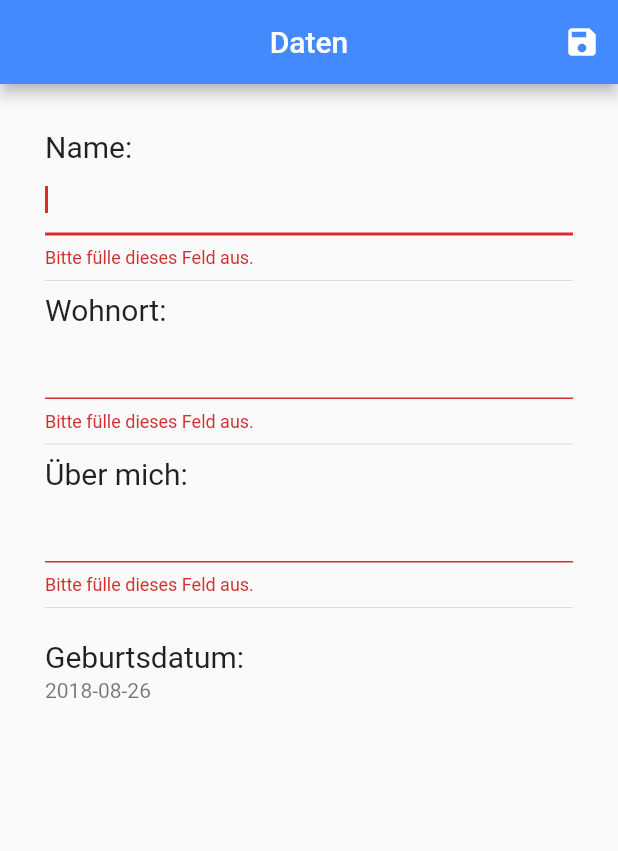
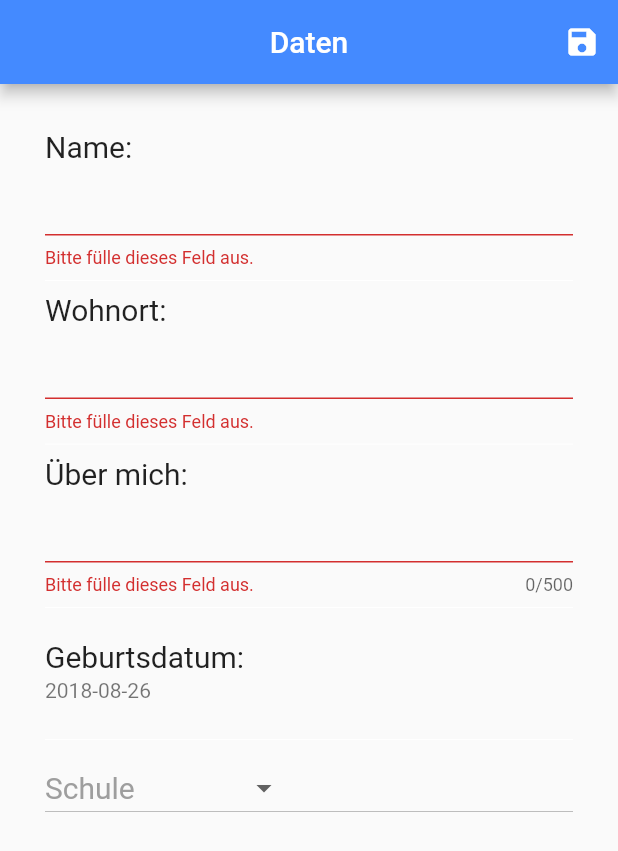
Before and after one commit to tth05/ErasmusDoc, a Flutter app: the screen it shows after launch, after a tap on the "save" icon, on a phone screen of 412 x 824 dp. Shown: the top 851 px of the screen. Run offline on Flutter 3.47's test engine with Material 2 defaults, Android fonts, the phone set to English and light mode, and no system bars.

Commit message:
Added school selection

```diff
--- /dev/null
+++ b/lib/globals.dart
@@ -0,0 +1,8 @@
+/*
+    Created by Tim Theisinger on 26.08.2018
+    License: This project is licensed under the terms of the GNU General Public License v3.0, see LICENSE.txt
+*/
+
+library erasmus_app.globals;
+
+var selectedSchool = "";
--- a/lib/screens/app_home/app_home.dart
+++ b/lib/screens/app_home/app_home.dart
@@ -2,6 +2,7 @@
     Created by Tim Theisinger on 22.08.2018
     License: This project is licensed under the terms of the GNU General Public License v3.0, see LICENSE.txt
 */
+import 'package:erasmus_app/globals.dart' as globals;
 import 'package:flutter/material.dart';
 
 class AppHomeScreen extends StatefulWidget {
@@ -19,7 +20,7 @@ class AppHomeState extends State<AppHomeScreen> {
       body: Center(
         child: Column(
           mainAxisAlignment: MainAxisAlignment.center,
-          children: <Widget>[Text("hey")],
+          children: <Widget>[Text(globals.selectedSchool)],
         ),
       ),
     );
--- a/lib/screens/personal_info/personal_info.dart
+++ b/lib/screens/personal_info/personal_info.dart
@@ -5,6 +5,7 @@
 
 import 'dart:async';
 
+import 'package:erasmus_app/globals.dart' as globals;
 import 'package:flutter/material.dart';
 
 class PersonalInfoScreen extends StatefulWidget {
@@ -15,6 +16,7 @@ class PersonalInfoScreen extends StatefulWidget {
 class PersonalInfoScreenState extends State<PersonalInfoScreen> {
   final _fieldFont = TextStyle(fontSize: 15.0, color: Colors.black);
   final _textFont = TextStyle(fontSize: 20.0);
+  final schools = ["Hessenwaldschule", "Schule 2"];
 
   final _formKey = GlobalKey<FormState>();
 
@@ -27,7 +29,7 @@ class PersonalInfoScreenState extends State<PersonalInfoScreen> {
     );
   }
 
-  Widget buildTextField({bool focus = true}) {
+  Widget buildTextField({bool focus = false}) {
     return TextFormField(
       style: _fieldFont,
       autofocus: focus,
@@ -82,14 +84,30 @@ class PersonalInfoScreenState extends State<PersonalInfoScreen> {
                   padding: EdgeInsets.only(left: 10.0, top: 10.0, right: 10.0),
                   children: <Widget>[
                     buildTitle("Name:"),
-                    buildTextField(focus: true),
-                    Divider(),
+                    buildTextField(focus: false),
+                    Divider(
+                      color: Colors.white,
+                    ),
                     buildTitle("Wohnort:"),
                     buildTextField(),
-                    Divider(),
+                    Divider(
+                      color: Colors.white,
+                    ),
                     buildTitle("Über mich:"),
-                    buildTextField(),
-                    Divider(),
+                    TextFormField(
+                      style: _fieldFont,
+                      maxLines: 1,
+                      maxLengthEnforced: true,
+                      maxLength: 500,
+                      validator: (s) {
+                        if (s.isEmpty) {
+                          return "Bitte fülle dieses Feld aus.";
+                        }
+                      },
+                    ),
+                    Divider(
+                      color: Colors.white,
+                    ),
                     ListTile(
                       title: buildTitle("Geburtsdatum:"),
                       subtitle: Text(_savedDate.toString().substring(0, 10)),
@@ -102,6 +120,29 @@ class PersonalInfoScreenState extends State<PersonalInfoScreen> {
                           setState(() {
                             _savedDate = dateTime;
                           });
+                        });
+                      },
+                    ),
+                    Divider(
+                      color: Colors.white,
+                    ),
+                    DropdownButton(
+                      items: schools.map((String val) {
+                        return DropdownMenuItem(
+                          value: val,
+                          child: Text(val),
+                        );
+                      }).toList(),
+                      hint: Text(
+                        globals.selectedSchool == "" ? "Schule" : globals.selectedSchool,
+                        style: TextStyle(
+                          fontSize: 20.0,
+                          color: globals.selectedSchool == "" ? Colors.grey : Colors.black,
+                        ),
+                      ),
+                      onChanged: (String s) {
+                        setState(() {
+                          globals.selectedSchool = s;
                         });
                       },
                     ),
```
